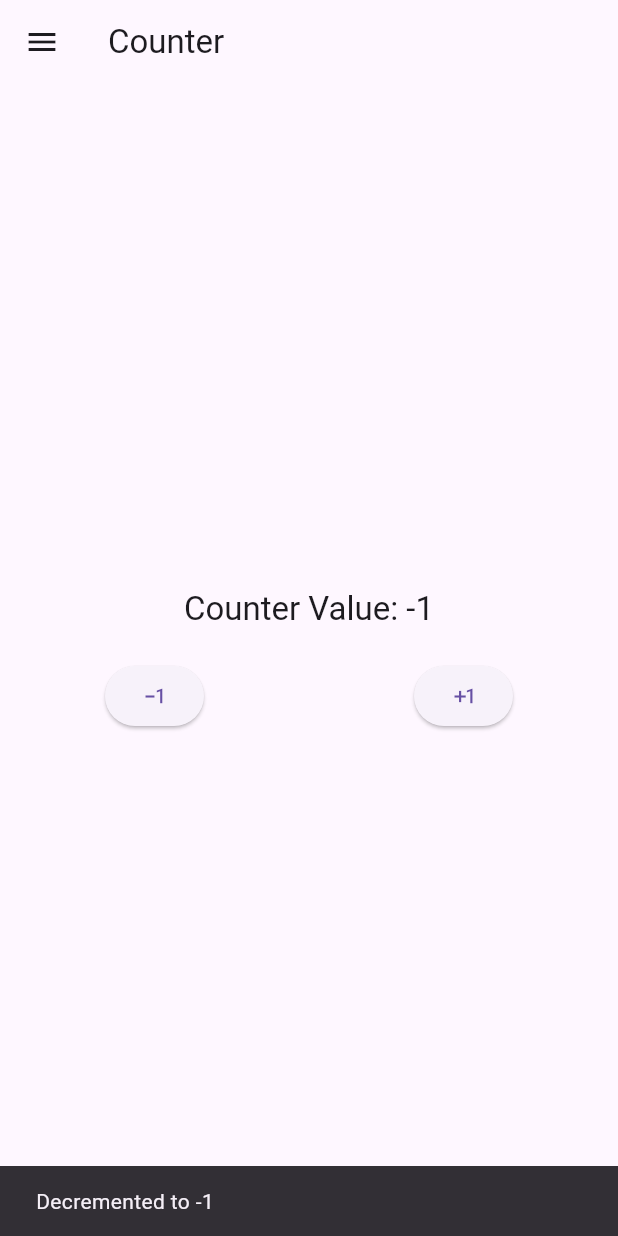
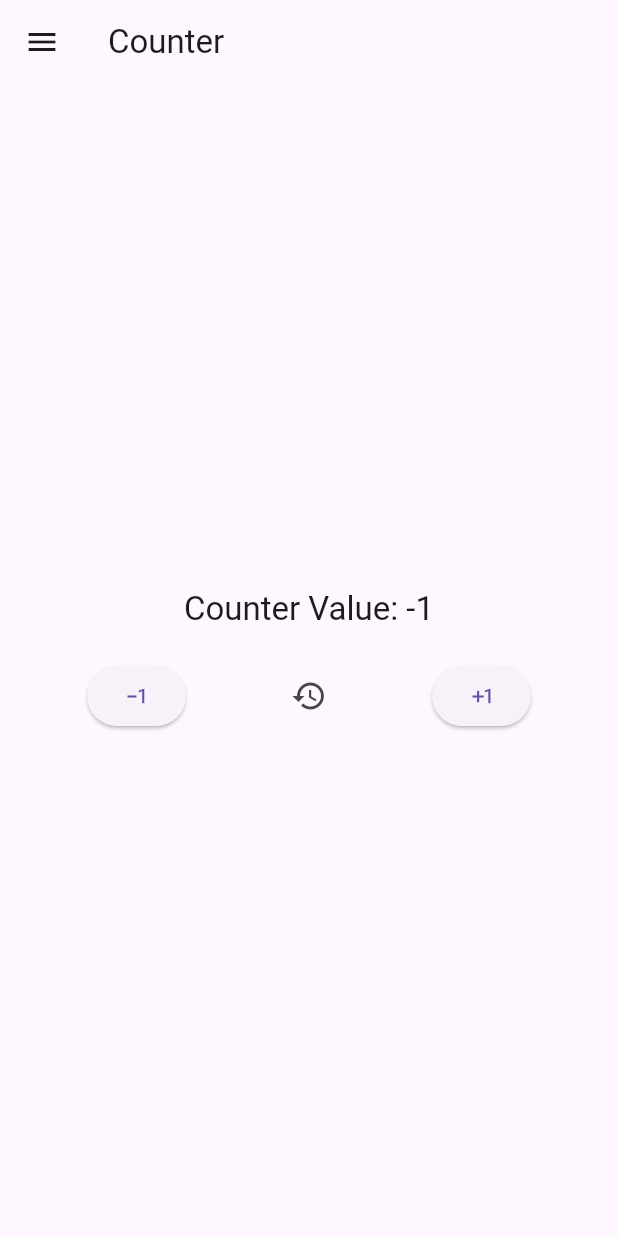
Before and after one commit to landxcape/flutter_bloc_task_app, a Flutter app: the screen it shows after launch, after a tap on the "exposure minus 1" icon, on a phone screen of 412 x 824 dp. Run offline on Flutter 3.47's test engine with Material 2 defaults, Android fonts, the phone set to English and light mode, and no system bars; our stand-ins replace equatable, flutter_bloc, flutter_phoenix, hydrated_bloc.

Commit message:
add counter reset event

```diff
--- a/lib/blocs/counter_bloc/counter_bloc.dart
+++ b/lib/blocs/counter_bloc/counter_bloc.dart
@@ -1,18 +1,20 @@
 import 'package:equatable/equatable.dart';
 
 import '../bloc_exports.dart';
-
 
 part 'counter_event.dart';
 part 'counter_state.dart';
 
 class CounterBloc extends HydratedBloc<CounterEvent, CounterState> {
   CounterBloc() : super(const CounterInitial()) {
+    on<CounterResetEvent>((event, emit) {
+      emit(const CounterResetState());
+    });
     on<CounterIncrementEvent>((event, emit) {
-      emit(IncrementState(state.counterValue + 1));
+      emit(CounterIncrementState(state.counterValue + 1));
     });
     on<CounterDecrementEvent>((event, emit) {
-      emit(DecrementState(state.counterValue - 1));
+      emit(CounterDecrementState(state.counterValue - 1));
     });
   }
 
--- a/lib/blocs/counter_bloc/counter_event.dart
+++ b/lib/blocs/counter_bloc/counter_event.dart
@@ -2,6 +2,8 @@ part of 'counter_bloc.dart';
 
 abstract class CounterEvent {}
 
+class CounterResetEvent extends CounterEvent {}
+
 class CounterIncrementEvent extends CounterEvent {}
 
 class CounterDecrementEvent extends CounterEvent {}
--- a/lib/blocs/counter_bloc/counter_state.dart
+++ b/lib/blocs/counter_bloc/counter_state.dart
@@ -26,10 +26,14 @@ class CounterInitial extends CounterState {
   const CounterInitial() : super(counterValue: 0);
 }
 
-class IncrementState extends CounterState {
-  const IncrementState(int incrementValue) : super(counterValue: incrementValue);
+class CounterResetState extends CounterState {
+  const CounterResetState({super.counterValue = 0});
 }
 
-class DecrementState extends CounterState {
-  const DecrementState(int decrementValue) : super(counterValue: decrementValue);
+class CounterIncrementState extends CounterState {
+  const CounterIncrementState(int incrementValue) : super(counterValue: incrementValue);
 }
+
+class CounterDecrementState extends CounterState {
+  const CounterDecrementState(int decrementValue) : super(counterValue: decrementValue);
+}
--- a/lib/screens/counter/counter_screen.dart
+++ b/lib/screens/counter/counter_screen.dart
@@ -19,20 +19,37 @@ class CounterScreen extends StatelessWidget {
         children: [
           BlocConsumer<CounterBloc, CounterState>(
             listener: (context, state) {
-              if (state is IncrementState) {
-                ScaffoldMessenger.of(context).showSnackBar(
+              switch (state.runtimeType) {
+                case CounterResetState:
+                  ScaffoldMessenger.of(context)
+                    ..clearSnackBars()
+                    ..showSnackBar(
+                      const SnackBar(
+                        content: Text('Counter Reset'),
+                        duration: Duration(milliseconds: 500),
+                      ),
+                    );
+                  break;
+                case CounterIncrementState:
+                  ScaffoldMessenger.of(context)
+                    ..clearSnackBars()
+                    ..showSnackBar(
                       SnackBar(
                         content: Text('Incremented to ${state.counterValue}'),
-                    duration: const Duration(milliseconds: 300),
+                        duration: const Duration(milliseconds: 500),
                       ),
                     );
-              } else if (state is DecrementState) {
-                ScaffoldMessenger.of(context).showSnackBar(
+                  break;
+                case CounterDecrementState:
+                  ScaffoldMessenger.of(context)
+                    ..clearSnackBars()
+                    ..showSnackBar(
                       SnackBar(
                         content: Text('Decremented to ${state.counterValue}'),
-                    duration: const Duration(milliseconds: 300),
+                        duration: const Duration(milliseconds: 500),
                       ),
                     );
+                  break;
               }
             },
             builder: (context, state) {
@@ -44,11 +61,15 @@ class CounterScreen extends StatelessWidget {
           ),
           const SizedBox(height: 20.0),
           Row(
-            mainAxisAlignment: MainAxisAlignment.spaceAround,
+            mainAxisAlignment: MainAxisAlignment.spaceEvenly,
             children: [
               ElevatedButton(
                 onPressed: () => context.read<CounterBloc>().add(CounterDecrementEvent()),
                 child: const Icon(Icons.exposure_minus_1),
+              ),
+              IconButton(
+                onPressed: () => context.read<CounterBloc>().add(CounterResetEvent()),
+                icon: const Icon(Icons.restore),
               ),
               ElevatedButton(
                 onPressed: () => context.read<CounterBloc>().add(CounterIncrementEvent()),
```
Lines whose indentation alone changed are shown as unchanged.
